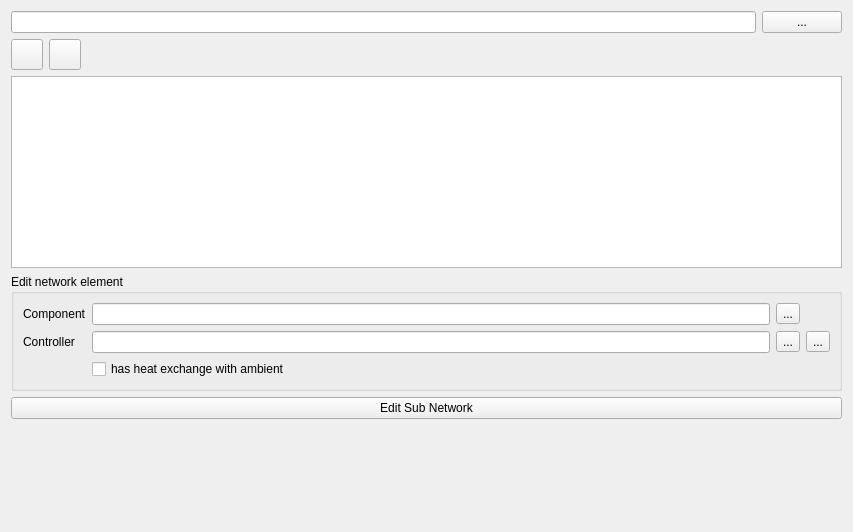
Before: the Qt Designer form SIM-VICUS/src/SVDBSubNetworkEditWidget.ui in Brockaaa/SIM-VICUS, drawn with Qt 5.
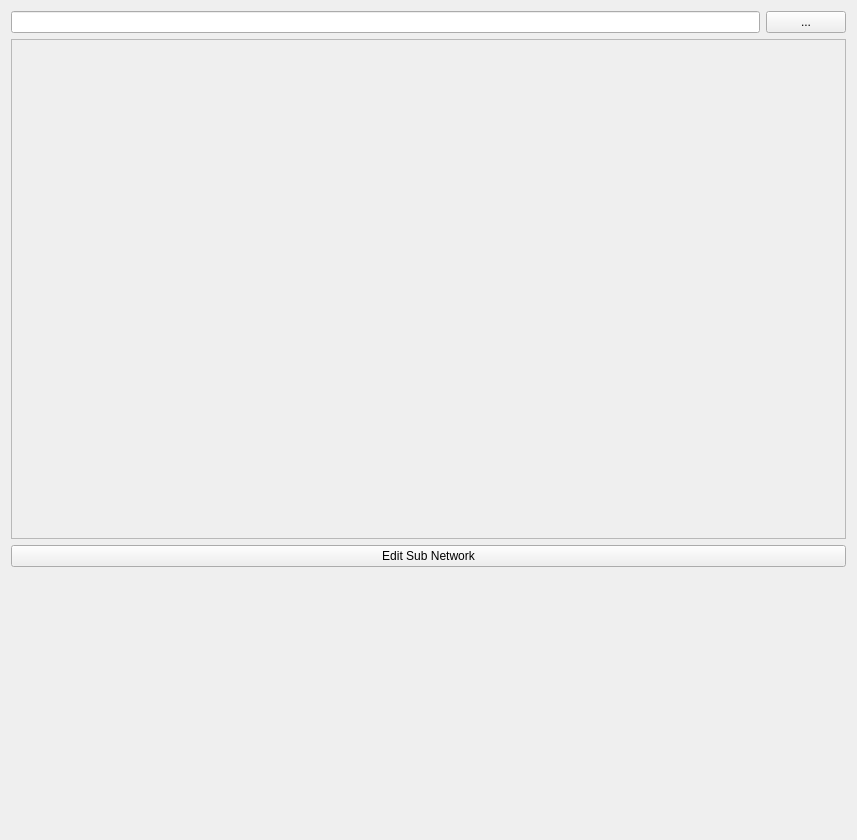
After: the same form once the commit is applied. Icons and pictures are not drawn. Custom widgets are drawn as their Qt base class.

Commit message: can now remove Connectors when they are connected to ConnectorBlocks, implemented SubNetwork splash screen feature in SVDBSubNetworkEditWidget

Diff of the .ui file:
```diff
--- a/SIM-VICUS/src/SVDBSubNetworkEditWidget.ui
+++ b/SIM-VICUS/src/SVDBSubNetworkEditWidget.ui
@@ -7,7 +7,7 @@
     <x>0</x>
     <y>0</y>
     <width>853</width>
-    <height>532</height>
+    <height>840</height>
    </rect>
   </property>
   <property name="windowTitle">
@@ -31,147 +31,70 @@
       </layout>
      </item>
      <item>
-      <layout class="QHBoxLayout" name="horizontalLayout_2">
-       <item>
-        <widget class="QToolButton" name="toolButtonAdd">
-         <property name="icon">
-          <iconset resource="../resources/SIM-VICUS.qrc">
-           <normaloff>:/gfx/actions/24x24/plus.png</normaloff>:/gfx/actions/24x24/plus.png</iconset>
-         </property>
-         <property name="iconSize">
-          <size>
-           <width>24</width>
-           <height>24</height>
-          </size>
-         </property>
-        </widget>
-       </item>
-       <item>
-        <widget class="QToolButton" name="toolButtonRemove">
-         <property name="icon">
-          <iconset resource="../resources/SIM-VICUS.qrc">
-           <normaloff>:/gfx/actions/24x24/minus.png</normaloff>:/gfx/actions/24x24/minus.png</iconset>
-         </property>
-         <property name="iconSize">
-          <size>
-           <width>24</width>
-           <height>24</height>
-          </size>
-         </property>
-        </widget>
-       </item>
-       <item>
-        <spacer name="horizontalSpacer">
-         <property name="orientation">
-          <enum>Qt::Horizontal</enum>
-         </property>
-         <property name="sizeHint" stdset="0">
-          <size>
-           <width>40</width>
-           <height>20</height>
-          </size>
-         </property>
-        </spacer>
-       </item>
+      <layout class="QHBoxLayout" name="horizontalLayout_2"/>
+     </item>
       </layout>
      </item>
      <item>
-      <widget class="QTableWidget" name="tableWidgetElements">
+    <widget class="QFrame" name="previewFrame">
        <property name="sizePolicy">
-        <sizepolicy hsizetype="Expanding" vsizetype="Expanding">
+      <sizepolicy hsizetype="Fixed" vsizetype="Fixed">
          <horstretch>0</horstretch>
          <verstretch>0</verstretch>
         </sizepolicy>
        </property>
        <property name="minimumSize">
         <size>
-         <width>500</width>
-         <height>0</height>
-        </size>
-       </property>
-      </widget>
-     </item>
-    </layout>
-   </item>
-   <item>
-    <widget class="QGroupBox" name="groupBoxEditElement">
-     <property name="title">
-      <string>Edit network element</string>
+       <width>835</width>
+       <height>500</height>
+      </size>
+     </property>
+     <property name="maximumSize">
+      <size>
+       <width>835</width>
+       <height>500</height>
+      </size>
      </property>
-     <layout class="QGridLayout" name="gridLayout">
-      <item row="1" column="2">
-       <widget class="QToolButton" name="toolButtonEditComponent">
-        <property name="text">
-         <string>...</string>
-        </property>
-       </widget>
-      </item>
-      <item row="2" column="0">
-       <widget class="QLabel" name="labelController">
-        <property name="text">
-         <string>Controller</string>
-        </property>
-       </widget>
-      </item>
-      <item row="2" column="2">
-       <widget class="QToolButton" name="toolButtonEditController">
-        <property name="text">
-         <string>...</string>
-        </property>
-       </widget>
-      </item>
-      <item row="1" column="0">
-       <widget class="QLabel" name="labelComponent">
-        <property name="text">
-         <string>Component</string>
-        </property>
-       </widget>
-      </item>
-      <item row="2" column="1">
-       <widget class="QLineEdit" name="lineEditController">
-        <property name="minimumSize">
-         <size>
-          <width>0</width>
-          <height>0</height>
-         </size>
-        </property>
-       </widget>
-      </item>
-      <item row="1" column="1">
-       <widget class="QLineEdit" name="lineEditComponent">
+     <property name="autoFillBackground">
+      <bool>true</bool>
+     </property>
+     <property name="frameShape">
+      <enum>QFrame::StyledPanel</enum>
+     </property>
+     <property name="frameShadow">
+      <enum>QFrame::Raised</enum>
+     </property>
+     <widget class="QLabel" name="label">
+      <property name="geometry">
+       <rect>
+        <x>10</x>
+        <y>10</y>
+        <width>815</width>
+        <height>480</height>
+       </rect>
+      </property>
         <property name="sizePolicy">
-         <sizepolicy hsizetype="Expanding" vsizetype="Fixed">
+       <sizepolicy hsizetype="Fixed" vsizetype="Fixed">
           <horstretch>0</horstretch>
           <verstretch>0</verstretch>
          </sizepolicy>
         </property>
         <property name="minimumSize">
          <size>
-          <width>0</width>
-          <height>0</height>
-         </size>
-        </property>
-       </widget>
-      </item>
-      <item row="2" column="3">
-       <widget class="QToolButton" name="toolButtonRemoveController">
-        <property name="text">
-         <string>...</string>
-        </property>
-        <property name="icon">
-         <iconset resource="../resources/SIM-VICUS.qrc">
-          <normaloff>:/gfx/actions/24x24/minus.png</normaloff>:/gfx/actions/24x24/minus.png</iconset>
-        </property>
-       </widget>
-      </item>
-      <item row="3" column="1">
-       <widget class="QCheckBox" name="checkBoxElementHasHeatExchange">
+        <width>815</width>
+        <height>480</height>
+       </size>
+      </property>
+      <property name="maximumSize">
+       <size>
+        <width>815</width>
+        <height>480</height>
+       </size>
+      </property>
         <property name="text">
-         <string>has heat exchange with ambient</string>
-        </property>
-       </widget>
-      </item>
-     </layout>
+       <string/>
+      </property>
+     </widget>
     </widget>
    </item>
    <item>
```
Left out of the diff: 4 changed lines with no effect on the pictures. Lines whose indentation alone changed are shown as unchanged. The commit also changes 11 other files.
